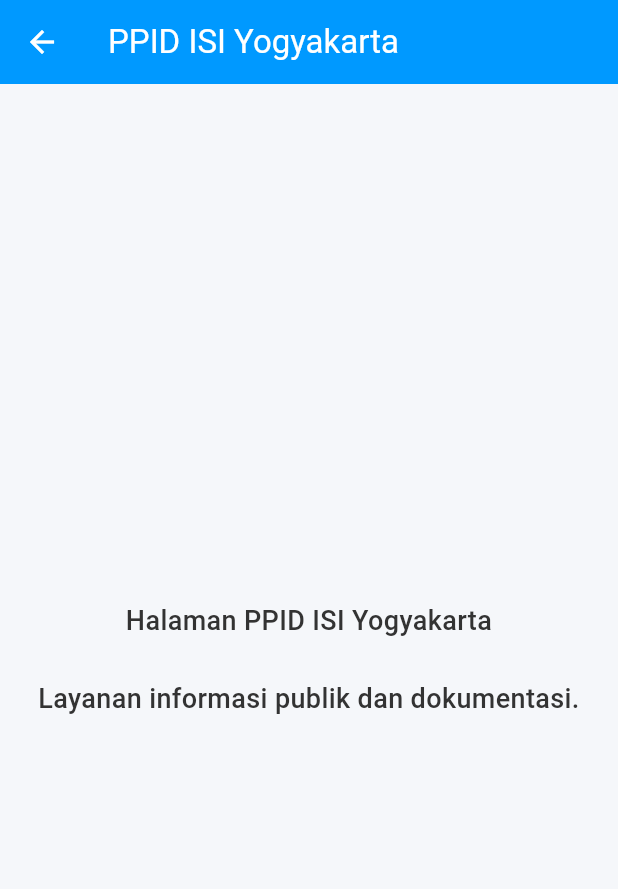
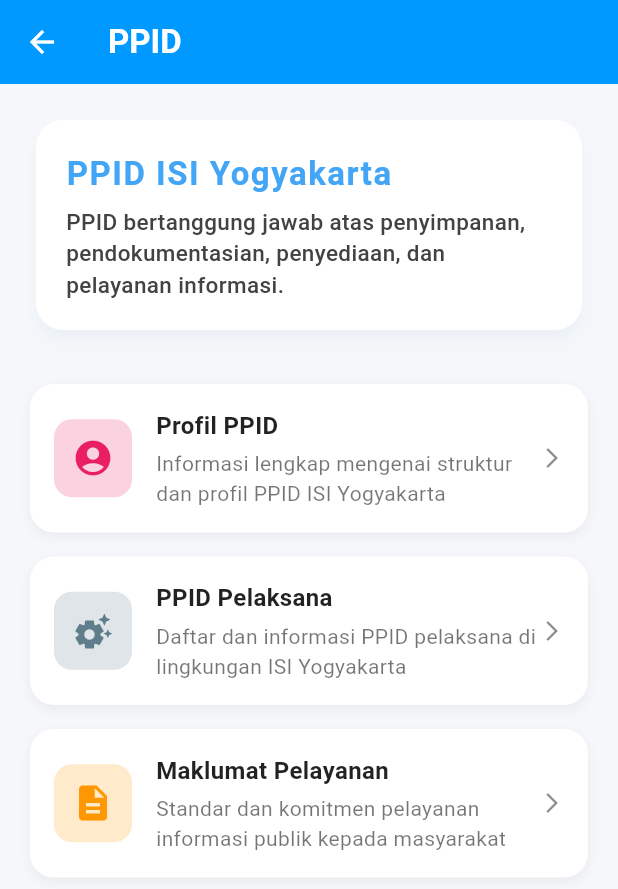
Before and after one commit to Ivan8Conan/Pandu_ISI, a Flutter app: the PPIDPage screen opened directly, on a phone screen of 412 x 824 dp. Shown: the top 889 px of the screen. Run offline on Flutter 3.47's test engine with Material 3 defaults, Android fonts, the light colour scheme and no system bars.

Commit message:
+ PPID Page

```diff
--- a/lib/page/ppidpage.dart
+++ b/lib/page/ppidpage.dart
@@ -1,27 +1,160 @@
 import 'package:flutter/material.dart';
+import 'package:url_launcher/url_launcher.dart';
 
 class PPIDPage extends StatelessWidget {
   const PPIDPage({super.key});
 
+  // Fungsi untuk membuka URL
+  Future<void> _launchUrl(String url) async {
+    final Uri uri = Uri.parse(url);
+    if (!await launchUrl(uri, mode: LaunchMode.externalApplication)) {
+      throw Exception('Tidak dapat membuka $url');
+    }
+  }
+
+  // Widget kartu menu
+  Widget _buildMenuItem({
+    required IconData icon,
+    required Color iconBgColor,
+    required String title,
+    required String subtitle,
+    required VoidCallback onTap,
+  }) {
+    return InkWell(
+      onTap: onTap,
+      borderRadius: BorderRadius.circular(12),
+      child: Container(
+        margin: const EdgeInsets.symmetric(vertical: 8),
+        padding: const EdgeInsets.all(16),
+        decoration: BoxDecoration(
+          color: Colors.white,
+          borderRadius: BorderRadius.circular(16),
+          boxShadow: [
+            BoxShadow(
+              color: Colors.black.withOpacity(0.05),
+              blurRadius: 6,
+              offset: const Offset(0, 3),
+            ),
+          ],
+        ),
+        child: Row(
+          children: [
+            Container(
+              padding: const EdgeInsets.all(12),
+              decoration: BoxDecoration(
+                color: iconBgColor.withOpacity(0.2),
+                borderRadius: BorderRadius.circular(12),
+              ),
+              child: Icon(icon, color: iconBgColor, size: 28),
+            ),
+            const SizedBox(width: 16),
+            Expanded(
+              child: Column(
+                crossAxisAlignment: CrossAxisAlignment.start,
+                children: [
+                  Text(
+                    title,
+                    style: const TextStyle(
+                      fontSize: 16,
+                      fontWeight: FontWeight.w700,
+                      color: Colors.black87,
+                    ),
+                  ),
+                  const SizedBox(height: 4),
+                  Text(
+                    subtitle,
+                    style: const TextStyle(
+                      fontSize: 14,
+                      color: Colors.black54,
+                    ),
+                  ),
+                ],
+              ),
+            ),
+            const Icon(Icons.arrow_forward_ios, size: 16, color: Colors.black45),
+          ],
+        ),
+      ),
+    );
+  }
+
   @override
   Widget build(BuildContext context) {
     return Scaffold(
+      backgroundColor: const Color(0xFFF5F7FA),
       appBar: AppBar(
-        title: const Text('PPID ISI Yogyakarta'),
         backgroundColor: const Color(0xFF0099FF),
+        elevation: 0,
+        title: const Text(
+          'PPID',
+          style: TextStyle(fontWeight: FontWeight.bold),
+        ),
       ),
-      body: const Center(
-        child: Padding(
-          padding: EdgeInsets.all(24.0),
-          child: Text(
-            'Halaman PPID ISI Yogyakarta\n\nLayanan informasi publik dan dokumentasi.',
-            textAlign: TextAlign.center,
-            style: TextStyle(
-              fontSize: 18,
-              color: Color(0xFF333333),
-              fontWeight: FontWeight.w500,
+      body: SingleChildScrollView(
+        padding: const EdgeInsets.all(20),
+        child: Column(
+          crossAxisAlignment: CrossAxisAlignment.start,
+          children: [
+            Card(
+              elevation: 4,
+              shape: RoundedRectangleBorder(borderRadius: BorderRadius.circular(18)),
+              color: Colors.white,
+              shadowColor: const Color(0xFF42A5F5).withOpacity(0.08),
+              child: Padding(
+                padding: const EdgeInsets.all(20),
+                child: Column(
+                  crossAxisAlignment: CrossAxisAlignment.start,
+                  children: [
+                    const Text(
+                      'PPID ISI Yogyakarta',
+                      style: TextStyle(
+                        fontSize: 22,
+                        fontWeight: FontWeight.bold,
+                        color: Color(0xFF42A5F5),
+                        letterSpacing: 1,
+                      ),
+                    ),
+                    const SizedBox(height: 6),
+                    Text(
+                      'PPID bertanggung jawab atas penyimpanan, pendokumentasian, penyediaan, dan pelayanan informasi.',
+                      style: TextStyle(
+                        fontSize: 15,
+                        color: Colors.grey[800],
+                        fontWeight: FontWeight.w500,
+                      ),
+                    ),
+                  ],
+                ),
+              ),
             ),
-          ),
+            const SizedBox(height: 24),
+            _buildMenuItem(
+              icon: Icons.account_circle,
+              iconBgColor: Colors.pink,
+              title: 'Profil PPID',
+              subtitle:
+                  'Informasi lengkap mengenai struktur dan profil PPID ISI Yogyakarta',
+              onTap: () => _launchUrl('https://pandu.isi.ac.id/ppid/'),
+            ),
+            _buildMenuItem(
+              icon: Icons.settings_suggest,
+              iconBgColor: Colors.blueGrey,
+              title: 'PPID Pelaksana',
+              subtitle:
+                  'Daftar dan informasi PPID pelaksana di lingkungan ISI Yogyakarta',
+              onTap: () =>
+                  _launchUrl('https://pandu.isi.ac.id/ppid-pelaksana/'),
+            ),
+            _buildMenuItem(
+              icon: Icons.description,
+              iconBgColor: Colors.orange,
+              title: 'Maklumat Pelayanan',
+              subtitle:
+                  'Standar dan komitmen pelayanan informasi publik kepada masyarakat',
+              onTap: () =>
+                  _launchUrl('https://pandu.isi.ac.id/maklumat-pelayanan/'),
+            ),
+          ],
         ),
       ),
     );
```
Also changed, not shown: pubspec.lock.
